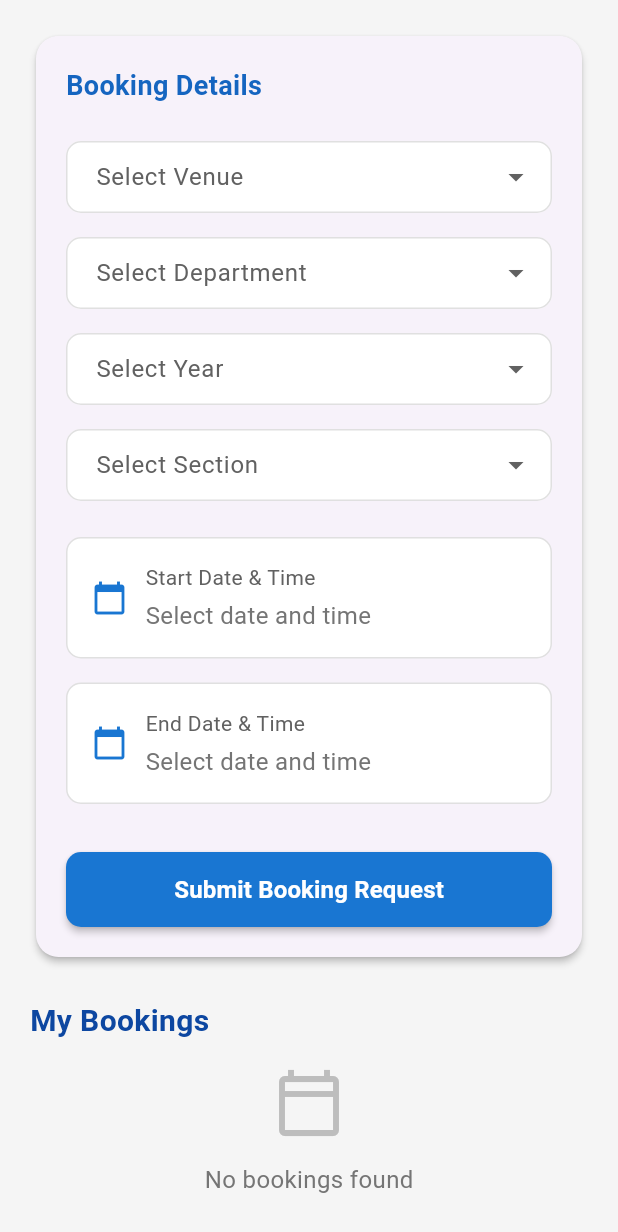
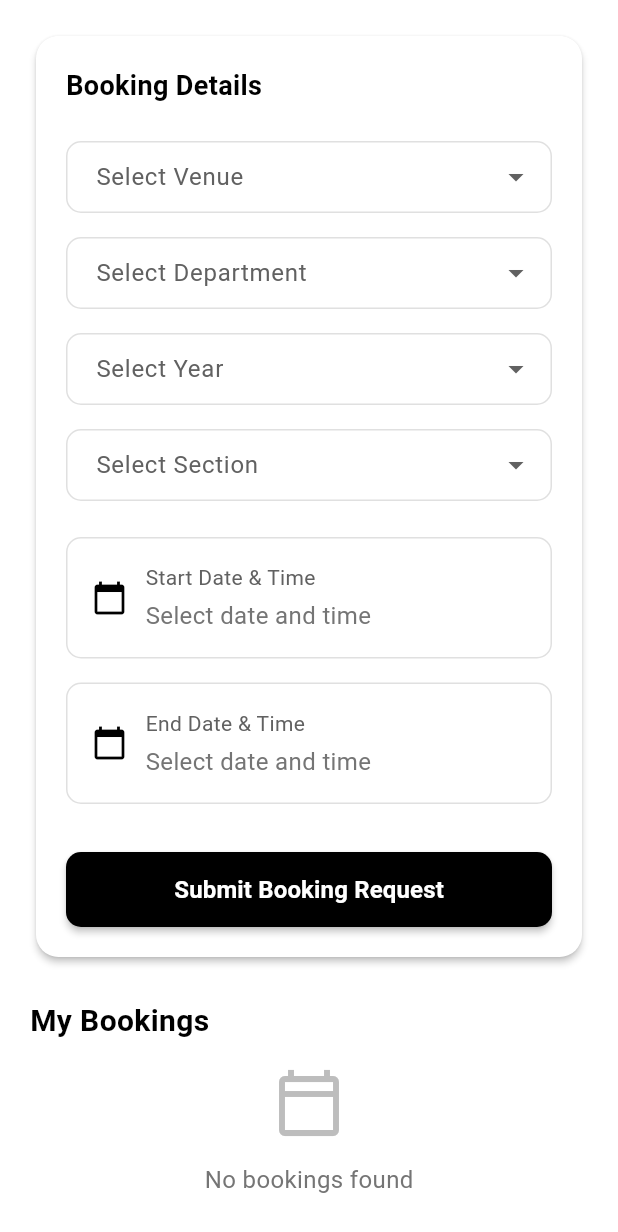
Before and after one commit to i-saurabha-23/hackfusion_android, a Flutter app: the CampusBooking screen opened directly, on a phone screen of 412 x 824 dp. Shown: the top 1232 px of the screen. Run offline on Flutter 3.47's test engine with Material 3 defaults, Android fonts, the light colour scheme and no system bars; our stand-ins replace animated_flip_counter, cached_network_image, cloud_firestore, firebase_core, firebase_storage, get and 4 more; accounts and stored records are empty.

Commit message:
UI Improvised ✅

```diff
--- a/lib/pages/SideMenuPages/CampusBooking/booking.dart
+++ b/lib/pages/SideMenuPages/CampusBooking/booking.dart
@@ -196,7 +196,7 @@ class _CampusBookingState extends State<CampusBooking> {
           ),
           focusedBorder: OutlineInputBorder(
             borderRadius: BorderRadius.circular(10),
-            borderSide: BorderSide(color: Colors.blue[700]!, width: 2),
+            borderSide: BorderSide(color: Colors.black, width: 2),
           ),
           filled: true,
           fillColor: Colors.white,
@@ -231,7 +231,7 @@ class _CampusBookingState extends State<CampusBooking> {
         ),
         child: Row(
           children: [
-            Icon(Icons.calendar_today, color: Colors.blue[700]),
+            Icon(Icons.calendar_today, color: Colors.black),
             SizedBox(width: 12),
             Expanded(
               child: Column(
@@ -276,6 +276,7 @@ class _CampusBookingState extends State<CampusBooking> {
             : Colors.red;
 
     return Card(
+      color: Colors.white,
       elevation: 2,
       margin: EdgeInsets.symmetric(vertical: 8, horizontal: 4),
       shape: RoundedRectangleBorder(
@@ -340,7 +341,7 @@ class _CampusBookingState extends State<CampusBooking> {
   @override
   Widget build(BuildContext context) {
     return Scaffold(
-      backgroundColor: Colors.grey[100],
+      backgroundColor: Colors.white,
       body: SingleChildScrollView(
         controller: _scrollController,
         child: SafeArea(
@@ -352,6 +353,7 @@ class _CampusBookingState extends State<CampusBooking> {
                 crossAxisAlignment: CrossAxisAlignment.start,
                 children: [
                   Card(
+                    color: Colors.white,
                     elevation: 2,
                     shape: RoundedRectangleBorder(
                       borderRadius: BorderRadius.circular(15),
@@ -366,7 +368,7 @@ class _CampusBookingState extends State<CampusBooking> {
                             style: TextStyle(
                               fontSize: 18,
                               fontWeight: FontWeight.bold,
-                              color: Colors.blue[800],
+                              color: Colors.black,
                             ),
                           ),
                           SizedBox(height: 16),
@@ -420,7 +422,7 @@ class _CampusBookingState extends State<CampusBooking> {
                                 }
                               },
                               style: ElevatedButton.styleFrom(
-                                backgroundColor: Colors.blue[700],
+                                backgroundColor: Colors.black,
                                 shape: RoundedRectangleBorder(
                                   borderRadius: BorderRadius.circular(10),
                                 ),
@@ -446,7 +448,7 @@ class _CampusBookingState extends State<CampusBooking> {
                     style: TextStyle(
                       fontSize: 20,
                       fontWeight: FontWeight.bold,
-                      color: Colors.blue[900],
+                      color: Colors.black,
                     ),
                   ),
                   SizedBox(height: 16),
@@ -463,7 +465,7 @@ class _CampusBookingState extends State<CampusBooking> {
                         return Center(
                           child: CircularProgressIndicator(
                             valueColor: AlwaysStoppedAnimation<Color>(
-                                Colors.blue[700]!),
+                                Colors.black),
                           ),
                         );
                       }
--- a/lib/pages/SideMenuPages/Organizations/EventDetailsPage.dart
+++ b/lib/pages/SideMenuPages/Organizations/EventDetailsPage.dart
@@ -40,8 +40,11 @@ class EventDetailsPage extends StatelessWidget {
           List eventBudget = event['budget'] ?? [];
 
           return Scaffold(
+            backgroundColor: Colors.white,
             appBar: AppBar(
-              title: Text(event['eventName'] ?? 'Event Details'),
+              backgroundColor: Colors.black,
+              iconTheme: IconThemeData(color: Colors.white),
+              title: Text(event['eventName'] ?? 'Event Details', style: TextStyle(color: Colors.white),),
             ),
             body: Padding(
               padding: const EdgeInsets.all(16.0),
--- a/lib/pages/SideMenuPages/Organizations/EventsTab.dart
+++ b/lib/pages/SideMenuPages/Organizations/EventsTab.dart
@@ -51,6 +51,7 @@ class EventsTab extends StatelessWidget {
                 var eventId = snapshot.data!.docs[index].id;
 
                 return Card(
+                  color: Colors.white,
                   margin: const EdgeInsets.all(15.0),
                   elevation: 4,
                   child: GestureDetector(
@@ -90,7 +91,7 @@ class EventsTab extends StatelessWidget {
                   ),
                 );
               },
-              backgroundColor: Colors.red,
+              backgroundColor: Colors.black,
               child: const Icon(Icons.add, color: Colors.white),
             ),
           );
--- a/lib/pages/SideMenuPages/Organizations/OrganizationDetails.dart
+++ b/lib/pages/SideMenuPages/Organizations/OrganizationDetails.dart
@@ -37,6 +37,8 @@ class _OrganizationDetailsState extends State<OrganizationDetails>
     return Scaffold(
       backgroundColor: Colors.white,
       appBar: AppBar(
+
+        iconTheme: IconThemeData(color: Colors.white),
         title: StreamBuilder<DocumentSnapshot>(
           stream: FirebaseFirestore.instance
               .collection('Organization')
@@ -76,7 +78,7 @@ class _OrganizationDetailsState extends State<OrganizationDetails>
             .snapshots(),
         builder: (context, snapshot) {
           if (snapshot.connectionState == ConnectionState.waiting) {
-            return const Center(child: CircularProgressIndicator(color: Colors.red));
+            return const Center(child: CircularProgressIndicator(color: Colors.black));
           } else if (snapshot.hasError) {
             return const Center(child: Text('Error loading organization details'));
           } else if (!snapshot.hasData || !snapshot.data!.exists) {
--- a/lib/pages/SideMenuPages/Organizations/organization.dart
+++ b/lib/pages/SideMenuPages/Organizations/organization.dart
@@ -56,12 +56,12 @@ class _OrganizationPageState extends State<OrganizationPage> {
     return Scaffold(
       backgroundColor: Colors.white,
       body: _loggedInEmail.isEmpty
-          ? const Center(child: CircularProgressIndicator(color: Colors.red))
+          ? const Center(child: CircularProgressIndicator(color: Colors.black))
           : StreamBuilder<List<Map<String, String>>>(
         stream: _getOrganizationsStream(),
         builder: (context, snapshot) {
           if (snapshot.connectionState == ConnectionState.waiting) {
-            return const Center(child: CircularProgressIndicator(color: Colors.red));
+            return const Center(child: CircularProgressIndicator(color: Colors.black));
           } else if (snapshot.hasError) {
             return const Center(child: Text('Error fetching organizations'));
           } else if (!snapshot.hasData || snapshot.data!.isEmpty) {
@@ -107,7 +107,7 @@ class _OrganizationPageState extends State<OrganizationPage> {
                       ),
                       trailing: const Icon(
                         Icons.arrow_forward_ios,
-                        color: Colors.red,
+                        color: Colors.black,
                       ),
                       onTap: () {
                         // Pass the organizationId from the _organizations list
--- a/lib/pages/SideMenuPages/StartPage/StartHere.dart
+++ b/lib/pages/SideMenuPages/StartPage/StartHere.dart
@@ -52,6 +52,7 @@ class _StartHereState extends State<StartHere> {
   @override
   Widget build(BuildContext context) {
     return Scaffold(
+      backgroundColor: Colors.white,
       body: SafeArea(
         child: StreamBuilder<QuerySnapshot>(
           stream: _firestore.collection("SHOW-ALL").snapshots(),
```
Also changed, not shown: lib/pages/SideMenuPages/Complaint_Pages/allcomplaint_pages.dart (+6 -2 lines), lib/pages/SideMenuPages/Complaint_Pages/complaint.dart (+7 -5 lines), lib/pages/SideMenuPages/Profile/Profile_page.dart (+5 -5 lines), lib/pages/SideMenuPages/StartPage/Grid Pages/Cheatings.dart (+5 -3 lines), lib/pages/SideMenuPages/StartPage/Grid Pages/Complaints.dart (+5 -4 lines), pubspec.lock.
